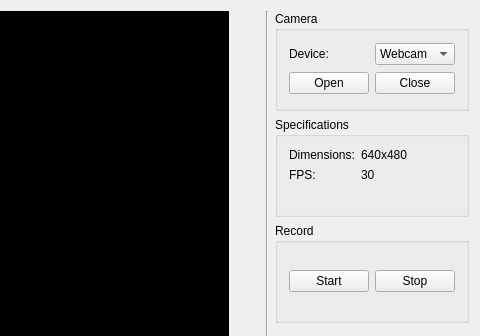
The window that BluePoint/CameraAcquisition/CameraWindow.ui (ESTIA-Roboticadour/BluePoint) describes before a commit, drawn with Qt 5; both pictures show x 422 to 902 and y 0 to 336 of the 902 by 696 pixel window.
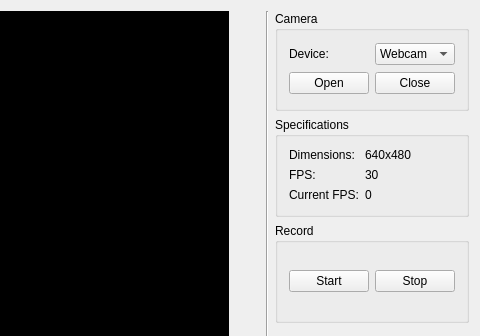
The same window after the commit.

The edit to the form file:
```diff
--- a/BluePoint/CameraAcquisition/CameraWindow.ui
+++ b/BluePoint/CameraAcquisition/CameraWindow.ui
@@ -189,6 +189,20 @@
            </property>
           </widget>
          </item>
+         <item row="2" column="0">
+          <widget class="QLabel" name="label_4">
+           <property name="text">
+            <string>Current FPS:</string>
+           </property>
+          </widget>
+         </item>
+         <item row="2" column="1">
+          <widget class="QLabel" name="currentFpsLabel">
+           <property name="text">
+            <string>0</string>
+           </property>
+          </widget>
+         </item>
         </layout>
        </widget>
       </item>
```
